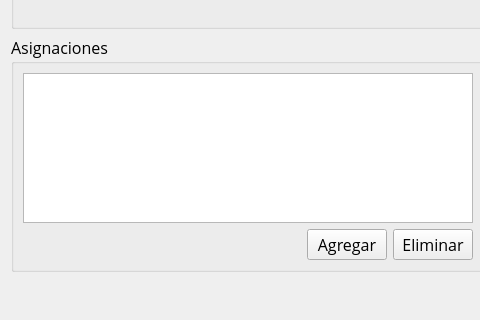
The window that nominacargadawidget.ui (kendryfbo/sistema-nomina) describes before a commit, drawn with Qt 5; both pictures show x 0 to 480 and y 440 to 760 of the 976 by 760 pixel window.
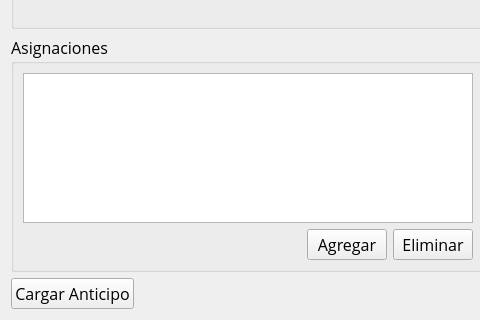
The same window after the commit.

Commit message: Se agrego el modulo de anticipos al sistema de nomina

```diff
--- a/nominacargadawidget.ui
+++ b/nominacargadawidget.ui
@@ -790,6 +790,13 @@
    </item>
    <item row="3" column="0">
     <layout class="QHBoxLayout" name="horizontalLayout_11">
+     <item>
+      <widget class="QPushButton" name="anticipoPushButton">
+       <property name="text">
+        <string>Cargar Anticipo</string>
+       </property>
+      </widget>
+     </item>
      <item>
       <spacer name="horizontalSpacer_5">
        <property name="orientation">
```
Left out of the diff: 6 changed lines with no effect on the pictures. The commit also changes 57 other files.
